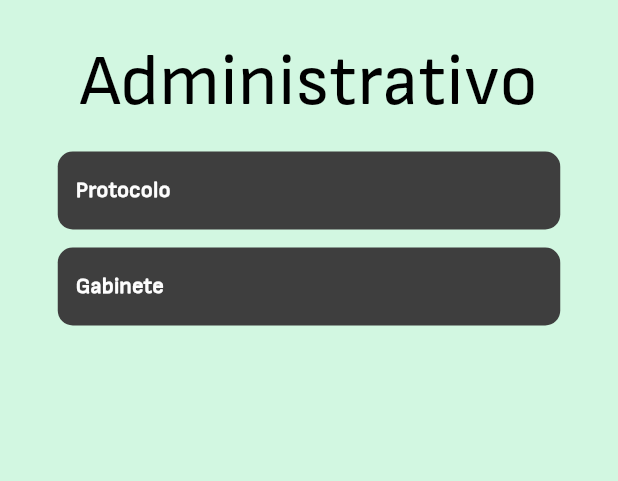
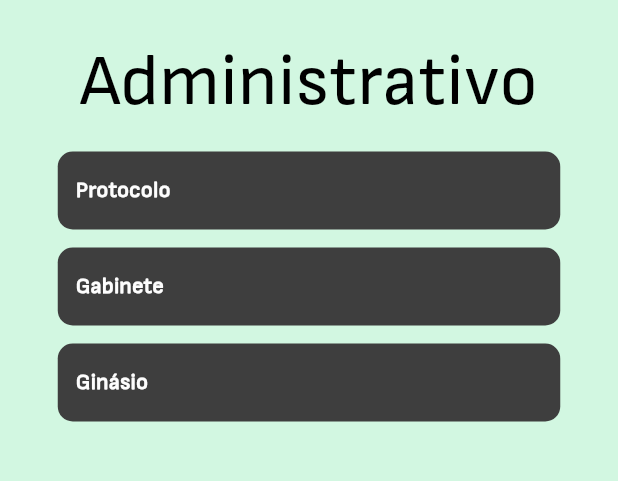
Before and after one commit to EduChappie/pcct_ifamapSGC, a Flutter app: the screen it shows after launch, after a tap on "Administrativo", on a phone screen of 412 x 824 dp, the part 138-619 px from its top. Run offline on Flutter 3.47's test engine with Material 3 defaults, Android fonts, the phone set to English and light mode, and no system bars; our stand-ins replace page_transition; project files that could hold a hidden picture were left out.

Commit message:
adição do Ginásio, estado estável, funcionando bem.

```diff
--- a/lib/setores/coordenadores_setores.dart
+++ b/lib/setores/coordenadores_setores.dart
@@ -41,7 +41,7 @@ class CoordenadoresState extends State<Coordenadores> {
                     alignment: Alignment.center,
                     child: Text(
                       '. ${widget.coor[index]}',
-                      style: TextStyles.listagem,
+                      style: TextStyles.listagemSetor,
                     ),
                   ),
                 );
@@ -54,7 +54,7 @@ class CoordenadoresState extends State<Coordenadores> {
               alignment: Alignment.center,
               child: Text(
                 widget.des,
-                style: TextStyles.listagem,
+                style: TextStyles.listagemSetor,
               ),
             ),
           )
--- a/lib/setores/database.dart
+++ b/lib/setores/database.dart
@@ -25,7 +25,20 @@ class Dtbs {
       ],
       'coordenador': ['Renato Valadares'],
       'decris': 'Nome: piriri pororo o \nDescrição: local do presidente \nSignificado tal para tal...'
-    } // modelo lindo!! e funcional
+    }, // modelo lindo!! e funcional
+    'ginasio': {
+      'nome': "Ginásio",
+      'nome_completo': "Ginásio",
+      'imgMap': 'assets/fotos_setores/adm/ginasio/map.png',
+      'imgCarrosel': [
+        'assets/fotos_setores/adm/ginasio/geral.jpg',
+        'assets/fotos_setores/adm/ginasio/geral1.jpg',
+        'assets/fotos_setores/adm/ginasio/1.jpg',
+        'assets/fotos_setores/adm/ginasio/2.jpg'
+      ],
+      'coordenador': ['de Todo mundo!!'],
+      'decris': 'Ginásio para aulas de Educação Física ou treinos.'
+    }
   };
 
   static const Map pedagogico = {
--- a/lib/setores/modelo_setores.dart
+++ b/lib/setores/modelo_setores.dart
@@ -45,7 +45,7 @@ class SetorPagesState extends State<SetorPages> {
     return Scaffold(
       appBar: BarraNavegacao(nome: widget.setor['nome'],),
 
-      backgroundColor: AppColors.backDark,
+      backgroundColor: AppColors.screen,
       body: PageView(
         controller: pg,
         onPageChanged: setPaginaAtual,
--- a/lib/src/themes/text_style.dart
+++ b/lib/src/themes/text_style.dart
@@ -35,7 +35,14 @@ class TextStyles {
     fontSize: 36,
     fontFamily: 'SofiaSans',
     fontWeight: FontWeight.w800,
-    color: Colors.white
+    color: Colors.black
+  );
+
+  static const TextStyle listagemSetor = TextStyle(
+      fontSize: 21,
+      fontFamily: 'SofiaSans',
+      fontWeight: FontWeight.w700,
+      color: Colors.black
   );
 
   static const TextStyle button = TextStyle(
--- a/lib/telas/administrativo.dart
+++ b/lib/telas/administrativo.dart
@@ -56,6 +56,13 @@ class AdmPageState extends State<AdmPage> {
                         print("ir para Gabinete!!");
                         movi(Dtbs.administrativo['gabinete']);
                       }
+                  ),
+                  Listagem(
+                      text: "Ginásio",
+                      onPressed: () {
+                        print('ir para Ginásio');
+                        movi(Dtbs.administrativo['ginasio']);
+                      }
                   )
                 ],
               )
--- a/lib/telas/agropecuaria.dart
+++ b/lib/telas/agropecuaria.dart
@@ -49,7 +49,7 @@ class AgroPageState extends State<AgroPage> {
                       }
                   ),
                   Listagem(
-                      text: "Instituto Nacional de Meterologia",
+                      text: "Suinocultura",
                       onPressed: () {
                         print("ir para INMET!!");
                         movi(Dtbs.agropecuaria['suinocultura']);
--- a/pubspec.yaml
+++ b/pubspec.yaml
@@ -67,6 +67,7 @@ flutter:
     - assets/fotos_setores/adm/
     - assets/fotos_setores/adm/protocolo/
     - assets/fotos_setores/adm/gabinete/
+    - assets/fotos_setores/adm/ginasio/
     - assets/fotos_setores/pedag/ceabi/
     - assets/fotos_setores/pedag/cgti/
     - assets/fotos_setores/pedag/dae/
```
Also changed, not shown: lib/src/components/slide_img.dart (+7 -0 lines).
